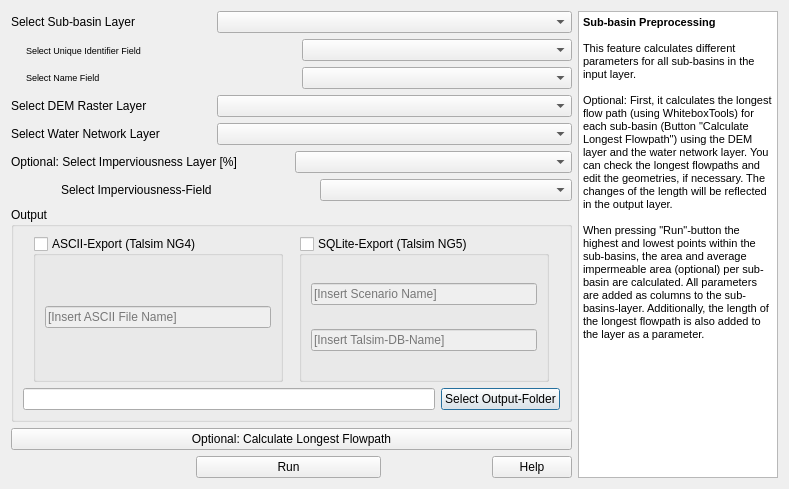
Qt form QTalsim/qtalsim_subbasin.ui (sydroconsult/QTalsim) before a commit.
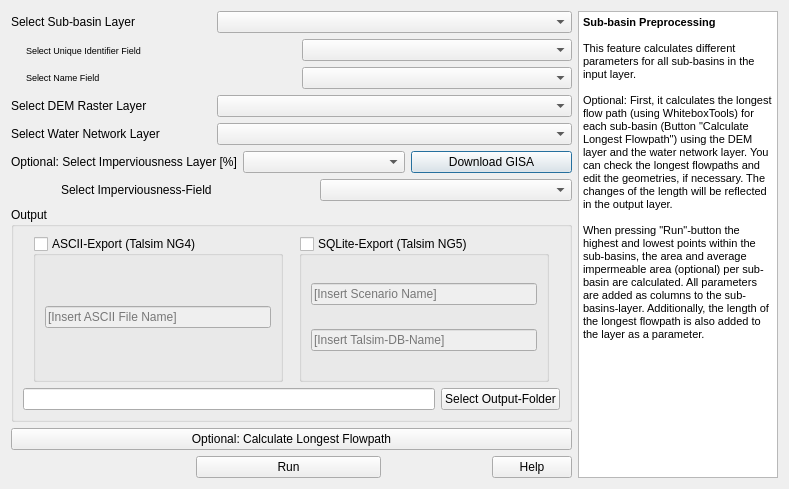
The same form after that commit. Custom widgets are drawn as their Qt base class.

Commit message: implement download for imperviousness GISA layer

Diff of the .ui file:
```diff
--- a/QTalsim/qtalsim_subbasin.ui
+++ b/QTalsim/qtalsim_subbasin.ui
@@ -239,6 +239,16 @@
          <item>
           <widget class="QComboBox" name="comboboxImperviousness"/>
          </item>
+         <item>
+          <widget class="QPushButton" name="onDownloadGisa">
+           <property name="toolTip">
+            <string>Downloads GISA-new impervious surface area data (30m, status 2021) clipped to the selected sub-basin layer's extent and adds it as a selectable raster layer above.</string>
+           </property>
+           <property name="text">
+            <string>Download GISA</string>
+           </property>
+          </widget>
+         </item>
         </layout>
        </item>
        <item>
```
The commit also changes 1 other file.
